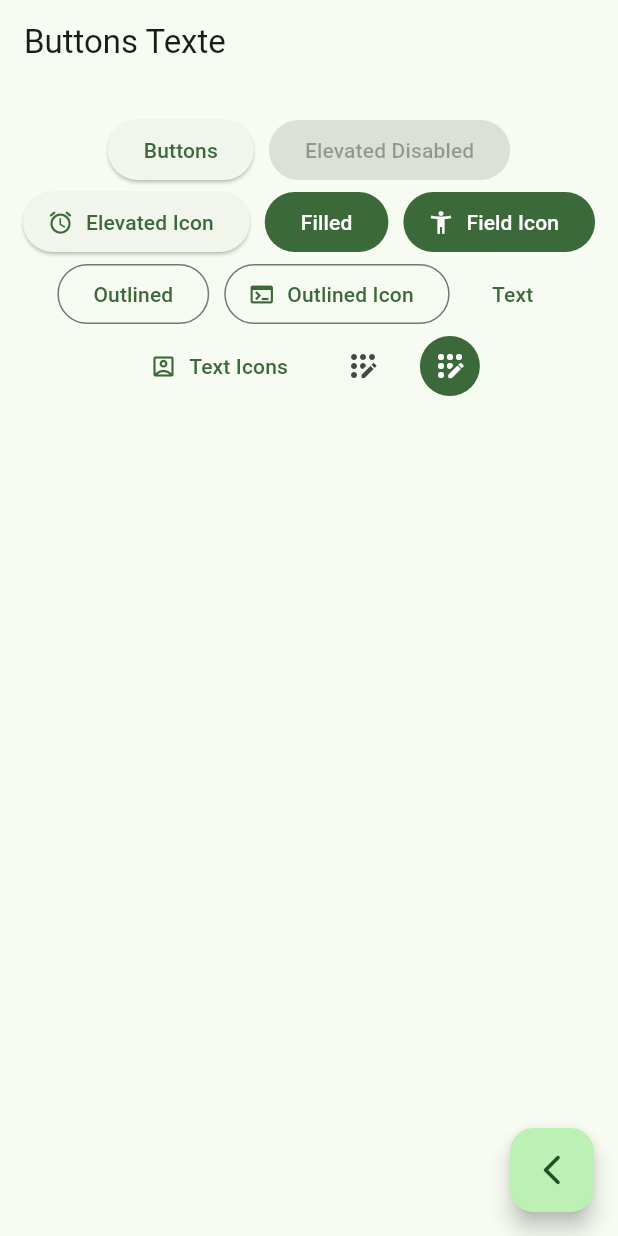
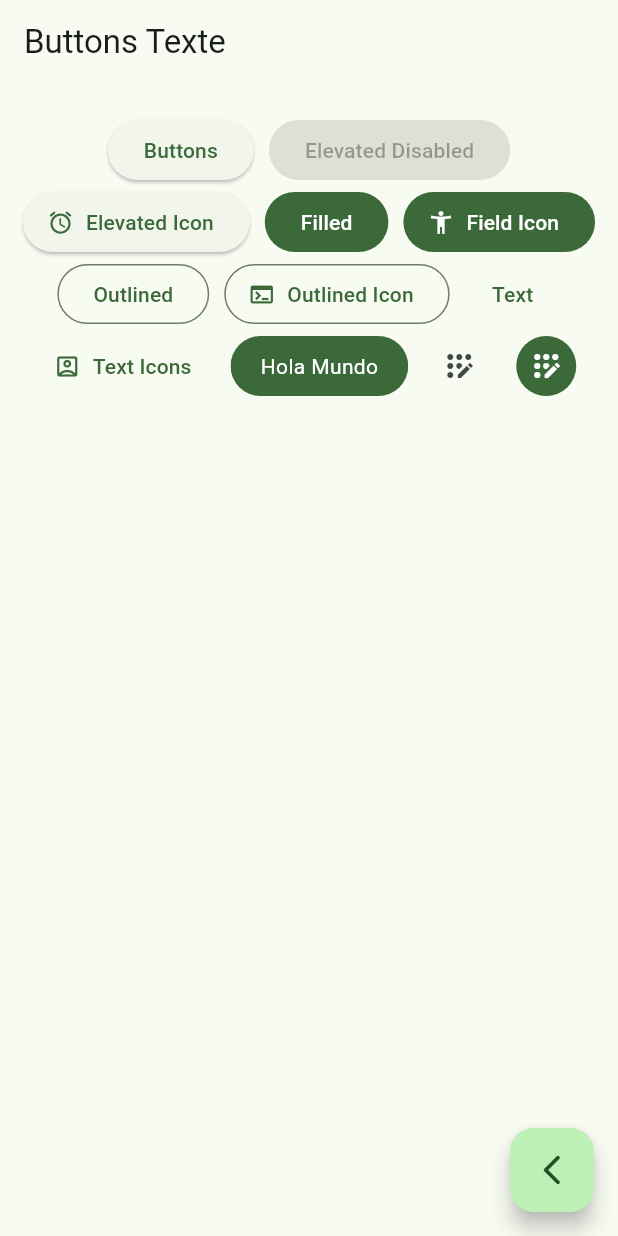
Before and after one commit to morangullit/wigets, a Flutter app: the ButtonsScreen screen opened by its route, on a phone screen of 412 x 824 dp. Run offline on Flutter 3.47's test engine with Material 2 defaults, Android fonts, the phone set to English and light mode, and no system bars; our stand-ins replace go_router.

Commit message:
Button Personalizado

```diff
--- a/lib/presentation/screens/home/buttons/buttons_screen.dart
+++ b/lib/presentation/screens/home/buttons/buttons_screen.dart
@@ -67,7 +67,7 @@ class _ButtonsView extends StatelessWidget {
               icon: const Icon(Icons.account_box_outlined),
               label: const Text('Text Icons')),
 
-              // TODO: custom button
+            const CustomButton(),
 
             IconButton(onPressed: (){}, icon: const Icon(Icons.app_registration_rounded)),
             IconButton(
@@ -85,3 +85,27 @@ class _ButtonsView extends StatelessWidget {
     );
   }
 }
+
+// Button personalizado
+class CustomButton extends StatelessWidget {
+  const CustomButton({super.key});
+
+  @override
+  Widget build(BuildContext context) {
+
+    final colors = Theme.of(context).colorScheme;
+
+    return  ClipRRect(
+      borderRadius: BorderRadius.circular(20),
+      child: Material(
+        color: colors.primary,
+        child:  InkWell(
+          onTap: () {},
+          child: const Padding(
+            padding: EdgeInsets.symmetric(horizontal: 20, vertical: 10),
+            child: Text('Hola Mundo', style: TextStyle(color: Colors.white),)),
+        ),
+      ),
+    );
+  }
+}
```
